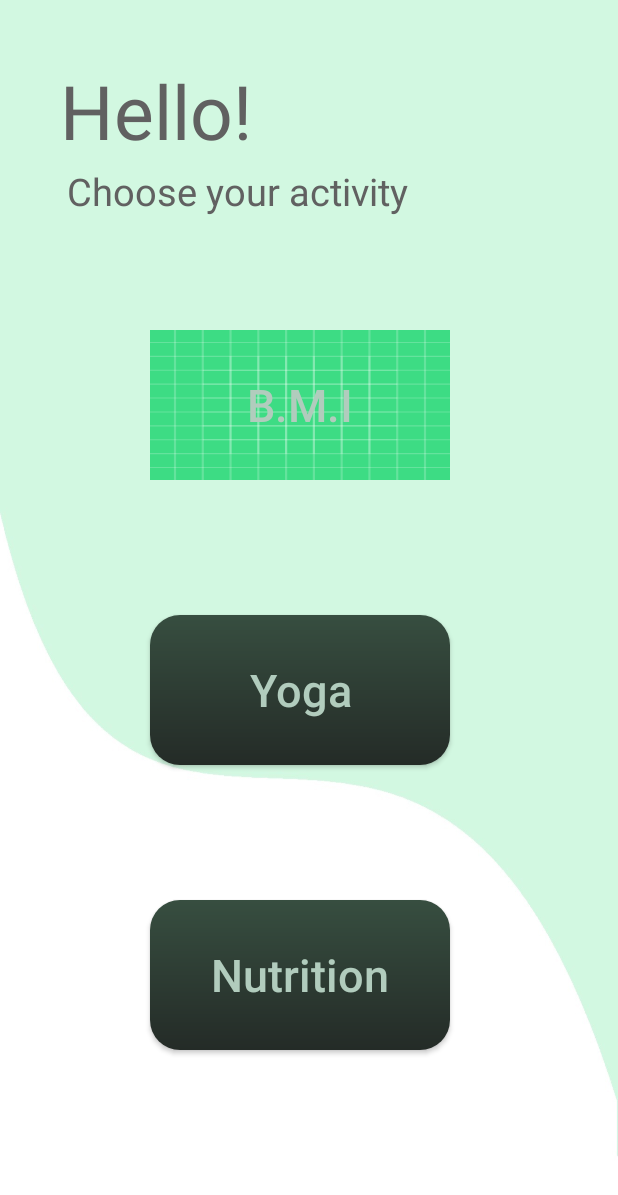
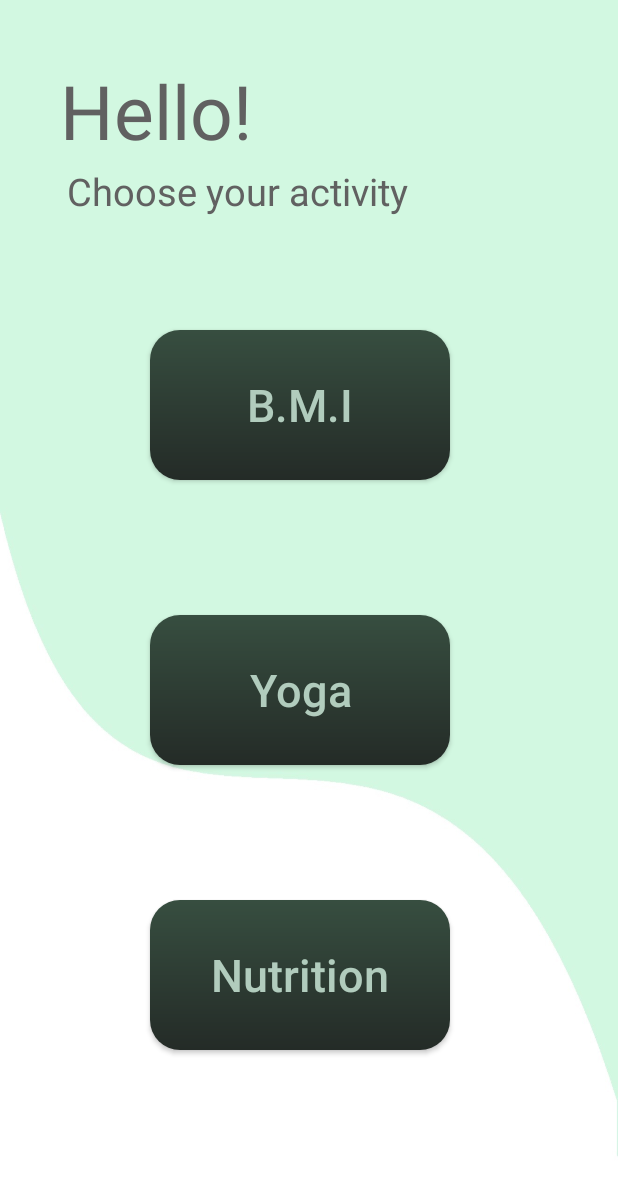
Before and after one commit to ShresthaBanerjee01/MyFitnessPal, an Android app: the screen it shows after launch (aftersplash), on a phone screen of 412 x 824 dp. Shown: the top 1195 px of the screen. Run offline under Robolectric (Android 15) with nearby library versions, the phone set to English and light mode, and no system bars; Roboto replaces fonts that are not available here.

Commit message:
contents page

```diff
--- a/app/src/main/res/layout/activity_after_splash.xml
+++ b/app/src/main/res/layout/activity_after_splash.xml
@@ -71,7 +71,7 @@
                     android:layout_centerHorizontal="true"
                     android:layout_marginTop="60dp"
                     android:layout_marginBottom="30dp"
-                    android:background="@drawable/ic_launcher_background"
+                    android:background="@drawable/custom_button"
                     android:text="B.M.I"
                     android:textColor="#b1ccbd"
                     android:textSize="30dp"
```
